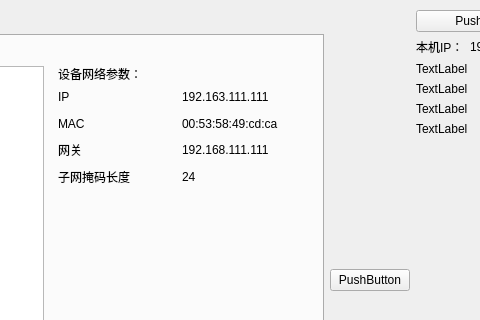
zyxeeker/CameraTool_Qt, file mainwindow.ui: the form before one commit; both pictures show x 233 to 713 and y 0 to 320 of the 800 by 600 pixel window.
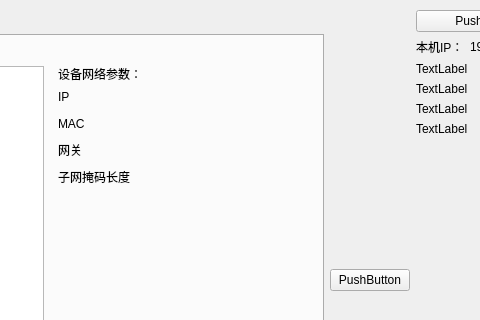
The form after the commit.

Commit message: 🔨[fix]调整

What changed in the file:
```diff
--- a/mainwindow.ui
+++ b/mainwindow.ui
@@ -121,7 +121,7 @@
             <item>
              <widget class="QLabel" name="label_15">
               <property name="text">
-               <string>192.163.111.111</string>
+               <string/>
               </property>
              </widget>
             </item>
@@ -139,7 +139,7 @@
             <item>
              <widget class="QLabel" name="label_21">
               <property name="text">
-               <string>00:53:58:49:cd:ca</string>
+               <string/>
               </property>
              </widget>
             </item>
@@ -157,7 +157,7 @@
             <item>
              <widget class="QLabel" name="label_18">
               <property name="text">
-               <string>192.168.111.111</string>
+               <string/>
               </property>
              </widget>
             </item>
@@ -175,7 +175,7 @@
             <item>
              <widget class="QLabel" name="label_17">
               <property name="text">
-               <string>24</string>
+               <string/>
               </property>
              </widget>
             </item>
```
Left out of the diff: 8 changed lines with no effect on the pictures. The commit also changes 1 other file.
